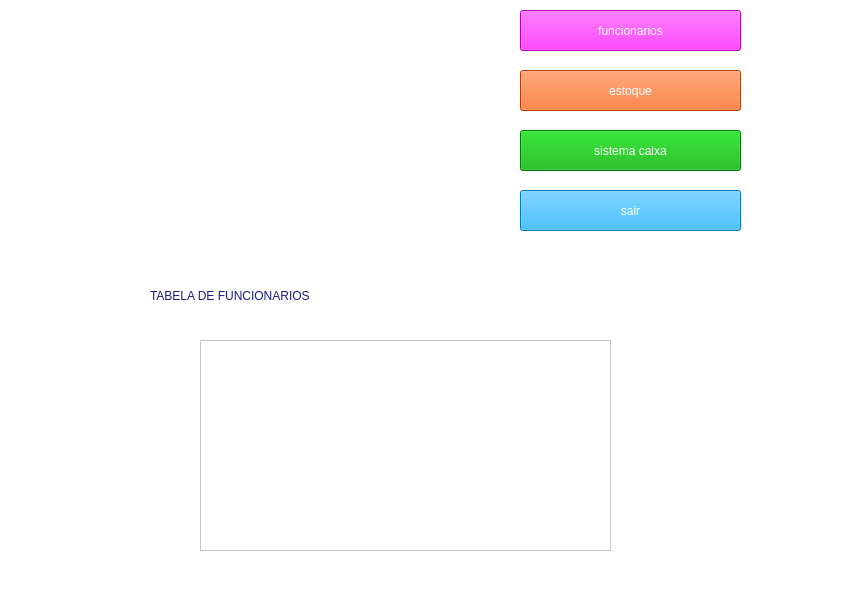
wellprograms/sistema_interface, file tabela_menu.ui: the form before one commit.
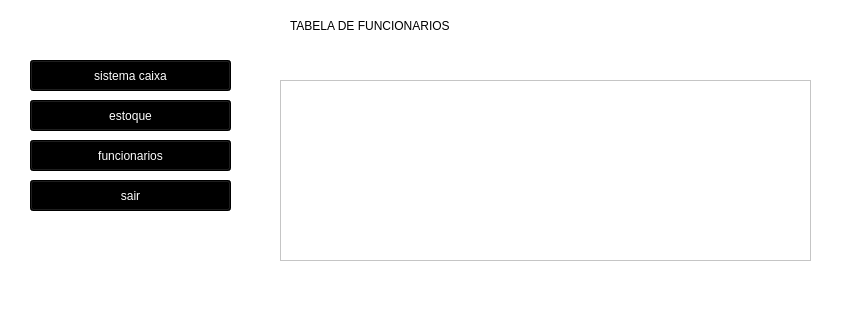
The form after the commit. Icons and pictures are not drawn.

```diff
--- a/tabela_menu.ui
+++ b/tabela_menu.ui
@@ -6,8 +6,8 @@
    <rect>
     <x>0</x>
     <y>0</y>
-    <width>853</width>
-    <height>595</height>
+    <width>857</width>
+    <height>325</height>
    </rect>
   </property>
   <property name="windowTitle">
@@ -21,33 +21,17 @@
    <property name="styleSheet">
     <string notr="true">color : rgb(195, 195, 195)</string>
    </property>
-   <widget class="QLabel" name="label">
-    <property name="geometry">
-     <rect>
-      <x>10</x>
-      <y>20</y>
-      <width>401</width>
-      <height>181</height>
-     </rect>
-    </property>
-    <property name="text">
-     <string/>
-    </property>
-    <property name="pixmap">
-     <pixmap>asconakids.png.jpg</pixmap>
-    </property>
-   </widget>
    <widget class="QPushButton" name="pushButton">
     <property name="geometry">
      <rect>
-      <x>520</x>
-      <y>10</y>
-      <width>221</width>
-      <height>41</height>
+      <x>30</x>
+      <y>140</y>
+      <width>201</width>
+      <height>31</height>
      </rect>
     </property>
     <property name="styleSheet">
-     <string notr="true">background-color: rgb(255, 0, 255); color:#ffffff; 
+     <string notr="true">background-color: rgb(0, 0, 0); color:#ffffff; 
 font: 20pt &quot;a Aha Wow&quot;;
 </string>
     </property>
@@ -58,14 +42,14 @@
    <widget class="QPushButton" name="pushButton_2">
     <property name="geometry">
      <rect>
-      <x>520</x>
-      <y>70</y>
-      <width>221</width>
-      <height>41</height>
+      <x>30</x>
+      <y>100</y>
+      <width>201</width>
+      <height>31</height>
      </rect>
     </property>
     <property name="styleSheet">
-     <string notr="true">background-color: rgb(255, 85, 0); color:#ffffff; 
+     <string notr="true">background-color: rgb(0, 0, 0); color:#ffffff; 
 font: 20pt &quot;a Aha Wow&quot;;
 </string>
     </property>
@@ -76,14 +60,14 @@
    <widget class="QPushButton" name="pushButton_3">
     <property name="geometry">
      <rect>
-      <x>520</x>
-      <y>130</y>
-      <width>221</width>
-      <height>41</height>
+      <x>30</x>
+      <y>60</y>
+      <width>201</width>
+      <height>31</height>
      </rect>
     </property>
     <property name="styleSheet">
-     <string notr="true">background-color: rgb(0, 170, 0); color:#ffffff; 
+     <string notr="true">background-color: rgb(0, 0, 0); color:#ffffff; 
 font: 20pt &quot;a Aha Wow&quot;;
 </string>
     </property>
@@ -94,14 +78,14 @@
    <widget class="QPushButton" name="pushButton_4">
     <property name="geometry">
      <rect>
-      <x>520</x>
-      <y>190</y>
-      <width>221</width>
-      <height>41</height>
+      <x>30</x>
+      <y>180</y>
+      <width>201</width>
+      <height>31</height>
      </rect>
     </property>
     <property name="styleSheet">
-     <string notr="true">background-color: rgb(0, 170, 255); color:#ffffff; 
+     <string notr="true">background-color: rgb(0, 0, 0); color:#ffffff; 
 font: 20pt &quot;a Aha Wow&quot;;
 </string>
     </property>
@@ -112,14 +96,14 @@
    <widget class="QLabel" name="label_2">
     <property name="geometry">
      <rect>
-      <x>150</x>
-      <y>270</y>
+      <x>290</x>
+      <y>0</y>
       <width>541</width>
       <height>51</height>
      </rect>
     </property>
     <property name="styleSheet">
-     <string notr="true">font: 30pt &quot;a Aha Wow&quot;; color: rgb(27, 27, 127)</string>
+     <string notr="true">font: 30pt &quot;a Aha Wow&quot;; color: rgb(0, 0, 0)</string>
     </property>
     <property name="text">
      <string>TABELA DE FUNCIONARIOS</string>
@@ -128,14 +112,14 @@
    <widget class="QTreeView" name="treeView">
     <property name="geometry">
      <rect>
-      <x>200</x>
-      <y>340</y>
-      <width>411</width>
-      <height>211</height>
+      <x>280</x>
+      <y>80</y>
+      <width>531</width>
+      <height>181</height>
      </rect>
     </property>
     <property name="styleSheet">
-     <string notr="true">font: 18pt &quot;a Aha Wow&quot;;color: rgb(85, 170, 255)</string>
+     <string notr="true">font: 18pt &quot;a Aha Wow&quot;;color: rgb(0, 0, 0)</string>
     </property>
    </widget>
   </widget>
```
Left out of the diff: 5 changed lines with no effect on the pictures.
